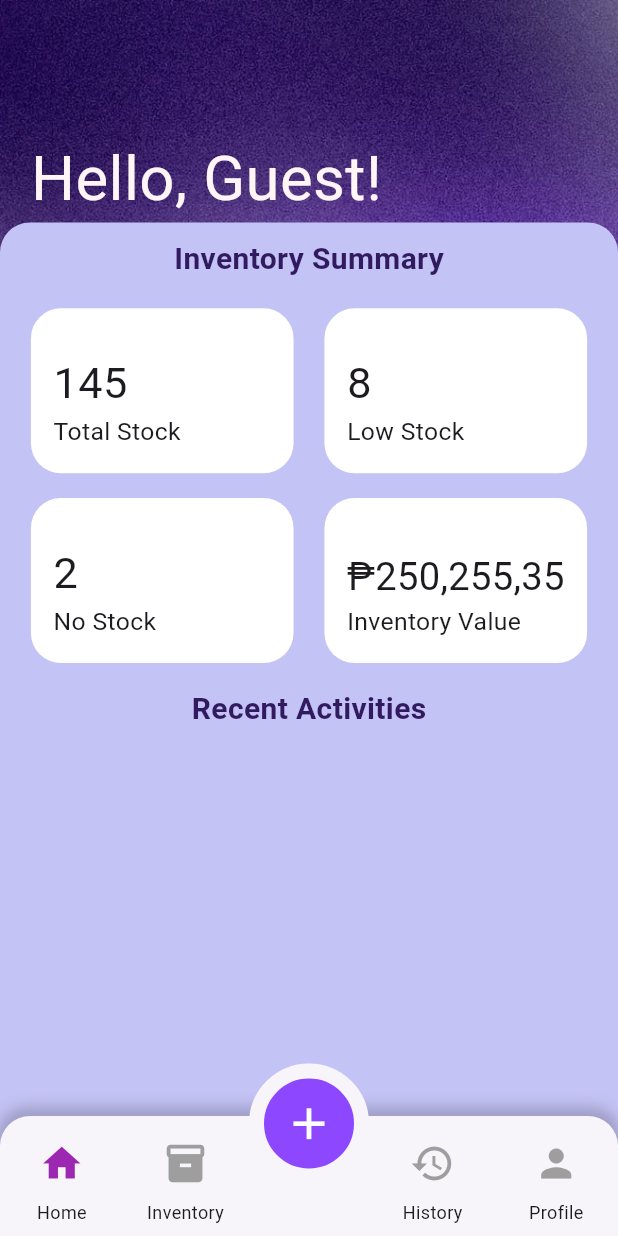
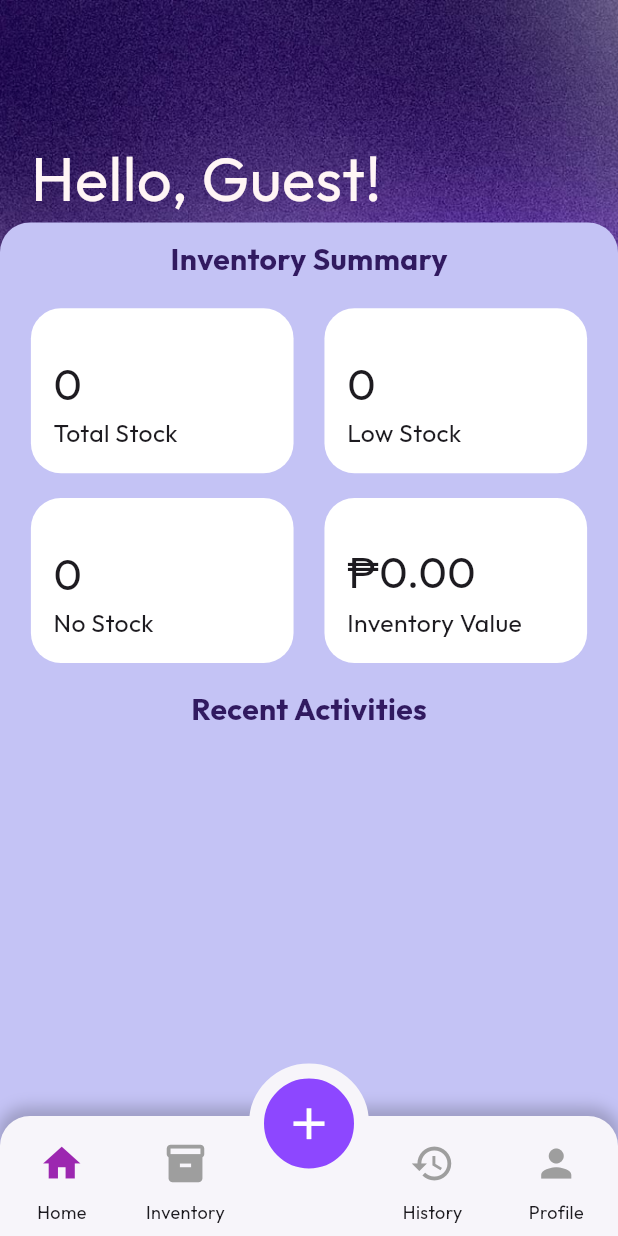
Before and after one commit to RandelYumul/sKEEP, a Flutter app: the InventoryPage screen opened directly, after a tap on the "home" icon, on a phone screen of 412 x 824 dp. Run offline on Flutter 3.47's test engine with Material 3 defaults, Android fonts, the phone set to English and light mode, and no system bars; our stand-ins replace flutter_slidable, image_picker.

Commit message:
- Made dashboard inventory summary functional -  Added flutter slidable to delete products - Added 'Outfit' font and set is as theme font

```diff
--- a/skeep/lib/pages/add_page.dart
+++ b/skeep/lib/pages/add_page.dart
@@ -15,6 +15,7 @@ class AddPage extends StatefulWidget {
 }
 
 class _AddPageState extends State<AddPage> {
+
   // Lists for products & transactions
   List<Product> products = [];
   List<Transaction> transactions = [];
@@ -148,6 +149,8 @@ class _AddPageState extends State<AddPage> {
 
       await addTransactionToList(tx);
 
+      loadData();
+
       ScaffoldMessenger.of(context).showSnackBar(const SnackBar(content: Text('Product updated and transaction recorded.')));
     } else {
       // create new product
@@ -173,6 +176,8 @@ class _AddPageState extends State<AddPage> {
       );
 
       await addTransactionToList(tx);
+
+      loadData();
 
       ScaffoldMessenger.of(context).showSnackBar(const SnackBar(content: Text('Product added and transaction recorded.')));
     }
--- a/skeep/lib/pages/history_page.dart
+++ b/skeep/lib/pages/history_page.dart
@@ -76,13 +76,14 @@ class _HistoryPageState extends State<HistoryPage> {
         color: const Color(0xFFC4C3F5),
         child: Column(
           children: [
+            const SizedBox(height: 35),
             // Search + Sort
             Padding(
               padding: const EdgeInsets.only(
                 left: 16,
                 right: 16,
                 top: 32,
-                bottom: 16,
+                bottom: 8,
               ),
               child: Row(
                 children: [
--- a/skeep/lib/pages/home_page.dart
+++ b/skeep/lib/pages/home_page.dart
@@ -3,6 +3,7 @@ import 'package:skeep/pages/widgets/recent_activities.dart';
 import 'widgets/bottom_nav.dart';
 import '../entity/transaction.dart';
 import '../database/storage.dart';
+import '../entity/product.dart';
 
 
 class HomePage extends StatefulWidget {
@@ -15,25 +16,65 @@ class HomePage extends StatefulWidget {
 }
 
 class _HomePageState extends State<HomePage> {
-  // List of all transactions
-  List<Transaction> itemInventory = [];
-
-  // Filtered + sorted transactions shown in UI
+  // List of all transactions and products
+  List<Product> itemInventory = [];
   List<Transaction> displayedTransactions = [];
 
+  // Load data when the page is initialized
   @override
   void initState() {
     super.initState();
-    loadData(); // Load products from storage
+    loadData();
   }
 
   // Loads products from persistent storage (file/database)
   Future<void> loadData() async {
-    final list = await Storage.loadTransactions();
+    final listT = await Storage.loadTransactions();
+    final listP = await Storage.loadProducts();
     setState(() {
-      itemInventory = list;
-      displayedTransactions = List.from(itemInventory); // show all by default
+      itemInventory = listP;
+      displayedTransactions = listT;
     });
+  }
+
+  // Function to get total stock
+  int getTotalStock() {
+    int totalStock = 0;
+    for (var product in itemInventory) {
+      totalStock += product.quantity;
+    }
+    return totalStock;
+  }
+
+  // Function to get low stock count (less than 20 but greater than 0)
+  int getLowStockCount() {
+    int lowStockCount = 0;
+    for (var product in itemInventory) {
+      if (product.quantity > 0 && product.quantity <= 20) {
+        lowStockCount++;
+      }
+    }
+    return lowStockCount;
+  }
+
+  // Function to get no stock count
+  int getNoStockCount() {
+    int noStockCount = 0;
+    for (var product in itemInventory) {
+      if (product.quantity == 0) {
+        noStockCount++;
+      }
+    }
+    return noStockCount;
+  }
+
+  // Function to get total inventory value
+  double getTotalInventoryValue() {
+    double totalValue = 0.0;
+    for (var product in itemInventory) {
+      totalValue += product.price * product.quantity;
+    }
+    return totalValue;
   }
 
   @override
@@ -82,7 +123,7 @@ class _HomePageState extends State<HomePage> {
                       ),
                     ),
                   ),
-                  // BOXES AFTER INVENTORY SUMMARY
+                  // INVENTORY SUMMARY DASH
                   SizedBox(
                     child: Column(
                     children: [
@@ -115,7 +156,7 @@ class _HomePageState extends State<HomePage> {
                                     FittedBox(
                                       fit: BoxFit.scaleDown,
                                       child: Text(
-                                      "145",
+                                      "${getTotalStock()}",
                                         style: TextStyle(
                                           fontSize: MediaQuery.of(context).size.height * 0.035
                                         ),
@@ -156,7 +197,7 @@ class _HomePageState extends State<HomePage> {
                                     FittedBox(
                                       fit: BoxFit.scaleDown,
                                       child: Text(
-                                      "8",
+                                      "${getLowStockCount()}",
                                         style: TextStyle(
                                           fontSize: MediaQuery.of(context).size.height * 0.035
                                         )
@@ -208,7 +249,7 @@ class _HomePageState extends State<HomePage> {
                                     FittedBox(
                                       fit: BoxFit.scaleDown,
                                       child: Text(
-                                      "2",
+                                      "${getNoStockCount()}",
                                         style: TextStyle(
                                           fontSize: MediaQuery.of(context).size.height * 0.035
                                         )
@@ -249,7 +290,7 @@ class _HomePageState extends State<HomePage> {
                                     FittedBox(
                                       fit: BoxFit.scaleDown,
                                       child: Text(
-                                      "₱250,255,35",
+                                      "₱${getTotalInventoryValue().toStringAsFixed(2)}",
                                         style: TextStyle(
                                           fontSize: MediaQuery.of(context).size.height * 0.035
                                         )
--- a/skeep/lib/pages/inventory_page.dart
+++ b/skeep/lib/pages/inventory_page.dart
@@ -122,7 +122,7 @@ class _InventoryPageState extends State<InventoryPage> {
               onSelect: _onSelect,
             ),
 
-            const SizedBox(height: 16),
+            const SizedBox(height: 6),
 
             // Inventory list
             Expanded(
@@ -130,7 +130,9 @@ class _InventoryPageState extends State<InventoryPage> {
                 itemCount: displayedItems.length,
                 itemBuilder: (context, index) {
                   final p = displayedItems[index];
-                  return ItemInventory(
+                  return Column(
+                    children: [
+                      ItemInventory(
                         product: p,
                         productName: p.name,
                         supplier: p.supplier,
@@ -138,6 +140,9 @@ class _InventoryPageState extends State<InventoryPage> {
                         unit: p.unit,
                         stock: p.quantity,
                         imagePath: p.imagePath,
+                      ),
+                      SizedBox(height: 16), // Spacing between items
+                    ],
                   );
                 },
               ),
--- a/skeep/lib/pages/widgets/item_history.dart
+++ b/skeep/lib/pages/widgets/item_history.dart
@@ -13,8 +13,6 @@ class ItemHistory extends StatelessWidget {
     return Padding(
       padding: EdgeInsets.only(left: 16, right: 16, top: 16),
       child: Center(
-        child: ConstrainedBox(
-          constraints: BoxConstraints(maxWidth: 500),
         child: Container(
           // Design
           height: 85,
@@ -83,7 +81,6 @@ class ItemHistory extends StatelessWidget {
         ),
                 ),
       ),
-      ),
     );
   }
 }
--- a/skeep/lib/pages/widgets/item_inventory.dart
+++ b/skeep/lib/pages/widgets/item_inventory.dart
@@ -2,8 +2,10 @@ import 'package:flutter/material.dart';
 import 'package:skeep/pages/widgets/item_details.dart';
 import 'dart:io';
 import '../../entity/product.dart';
+import 'package:flutter_slidable/flutter_slidable.dart';
+import '../../database/storage.dart';
 
-class ItemInventory extends StatelessWidget {
+class ItemInventory extends StatefulWidget {
   const ItemInventory({
     super.key,
     required this.product,
@@ -24,17 +26,47 @@ class ItemInventory extends StatelessWidget {
   final String? imagePath;
 
   @override
+  State<ItemInventory> createState() => _ItemInventoryState();
+}
+
+class _ItemInventoryState extends State<ItemInventory> {
+  // Lists for products & transactions
+  List<Product> products = [];
+
+  @override
+  void initState() {
+    super.initState();
+    loadData(); // Load products & transactions from storage
+  }
+
+  Future<void> loadData() async {
+    final list = await Storage.loadProducts();
+    products = list;
+  }
+
+  // Deletes a product by name and updates storage
+  Future<void> deleteProductByName(String name) async {
+    products.removeWhere((p) => p.name == name);
+    await saveProducts();
+    setState(() {
+      loadData();
+    }); // Refresh UI
+  }
+
+  Future<void> saveProducts() async => await Storage.saveProducts(products);
+
+  @override
   Widget build(BuildContext context) {
     Widget imageWidget;
-    if (imagePath != null && imagePath!.isNotEmpty) {
-      if (imagePath!.startsWith('lib/assets/')) {
+    if (widget.imagePath != null && widget.imagePath!.isNotEmpty) {
+      if (widget.imagePath!.startsWith('lib/assets/')) {
         imageWidget = Image.asset(
-          imagePath!,
+          widget.imagePath!,
           fit: BoxFit.cover,
         );
       } else {
         imageWidget = Image.file(
-          File(imagePath!),
+          File(widget.imagePath!),
           fit: BoxFit.cover,
         );
       }
@@ -45,11 +77,27 @@ class ItemInventory extends StatelessWidget {
       );
     }
 
-    return Padding(
-      padding: EdgeInsets.only(left: 16, right: 16, top: 16),
+    return Slidable(
+      endActionPane: ActionPane(
+        motion: const ScrollMotion(),
+        extentRatio: 0.30,
+        children: [
+          SlidableAction(
+            onPressed: (context) async{
+              await deleteProductByName(widget.productName!);
+              loadData();
+            },
+            backgroundColor: Colors.red,
+            foregroundColor: Colors.white,
+            icon: Icons.delete,
+            label: 'Delete',
+            borderRadius: BorderRadius.circular(10.0),
+          ),
+        ],
+      ),
+      child: Padding(
+        padding: EdgeInsets.only(left: 16, right: 16),
         child: Center(
-        child: ConstrainedBox(
-          constraints: BoxConstraints(maxWidth: 400), // Increased max width
           child: Container(
             // Design
             height: 135,
@@ -66,6 +114,8 @@ class ItemInventory extends StatelessWidget {
                 mainAxisAlignment: MainAxisAlignment.spaceBetween,
                 children: [
                   Expanded(
+                    child: ConstrainedBox(
+                      constraints: BoxConstraints(maxWidth: 500),
                       child: Row(
                         children: [
                           // Product Image
@@ -88,7 +138,7 @@ class ItemInventory extends StatelessWidget {
                               children: [
                                 //Product Name
                                 Text(
-                                productName!,
+                                  widget.productName!,
                                   style: TextStyle(
                                     fontSize: 15,
                                     fontWeight: FontWeight.bold,
@@ -97,7 +147,7 @@ class ItemInventory extends StatelessWidget {
                                 ),
                                 // Supplier Name
                                 Text(
-                                supplier!,
+                                  widget.supplier!,
                                   style: TextStyle(
                                     fontSize: 13,
                                     fontWeight: FontWeight.bold,
@@ -113,7 +163,7 @@ class ItemInventory extends StatelessWidget {
                                     // Price
                                     Flexible(
                                       child: Text(
-                                      "Price: ₱$price/$unit",
+                                        "Price: ₱${widget.price}/${widget.unit}",
                                         style: TextStyle(
                                           fontSize: 11,
                                           fontWeight: FontWeight.bold,
@@ -124,7 +174,7 @@ class ItemInventory extends StatelessWidget {
                                     SizedBox(width: 8),
                                     // Stock
                                     Text(
-                                    "Stock: $stock",
+                                      "Stock: ${widget.stock}",
                                       style: TextStyle(
                                         fontSize: 11,
                                         fontWeight: FontWeight.bold,
@@ -146,13 +196,13 @@ class ItemInventory extends StatelessWidget {
                                         context,
                                         MaterialPageRoute(
                                           builder: (context) => ItemDetails(
-                                          product: product,
-                                          productName: productName!,
-                                          supplier: supplier!,
-                                          price: price!,
-                                          unit: unit!,
-                                          stock: stock!,
-                                          imagePath: imagePath!,
+                                            product: widget.product,
+                                            productName: widget.productName!,
+                                            supplier: widget.supplier!,
+                                            price: widget.price!,
+                                            unit: widget.unit!,
+                                            stock: widget.stock!,
+                                            imagePath: widget.imagePath!,
                                           ),
                                         ),
                                       );
@@ -186,6 +236,7 @@ class ItemInventory extends StatelessWidget {
                         ],
                       ),
                     ),
+                  ),
                 ],
               ),
             ),
```
Also changed, not shown: skeep/lib/main.dart (+15 -0 lines), skeep/pubspec.yaml (+23 -0 lines), skeep/lib/assets/fonts/Outfit-Black.ttf (added), skeep/lib/assets/fonts/Outfit-Bold.ttf (added), skeep/lib/assets/fonts/Outfit-ExtraBold.ttf (added), skeep/lib/assets/fonts/Outfit-ExtraLight.ttf (added), skeep/lib/assets/fonts/Outfit-Light.ttf (added), skeep/lib/assets/fonts/Outfit-Medium.ttf (added), skeep/lib/assets/fonts/Outfit-Regular.ttf (added), skeep/lib/assets/fonts/Outfit-SemiBold.ttf (added), skeep/lib/assets/fonts/Outfit-Thin.ttf (added), skeep/pubspec.lock. Lines whose indentation alone changed are shown as unchanged.
